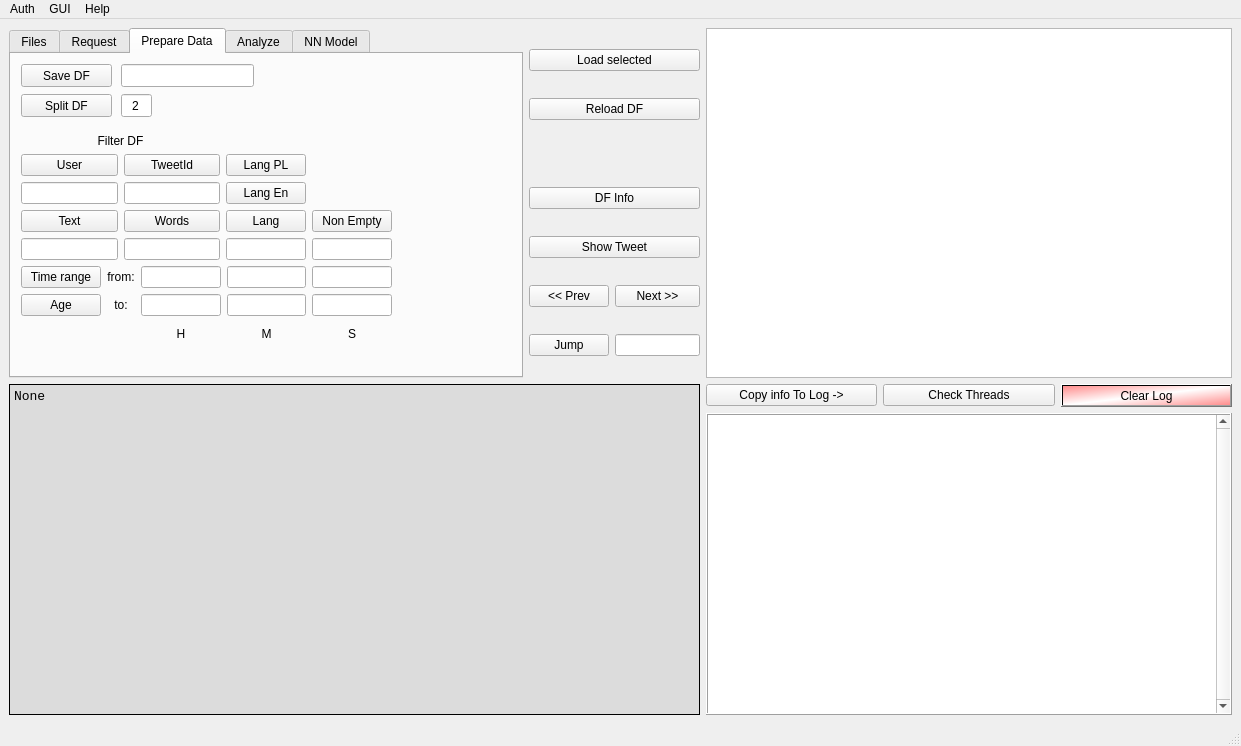
GrzegorzKrug/TwitterAnalyzer, file TwitterAnalyzer/GUI/GUI_QT.ui: the form before one commit.
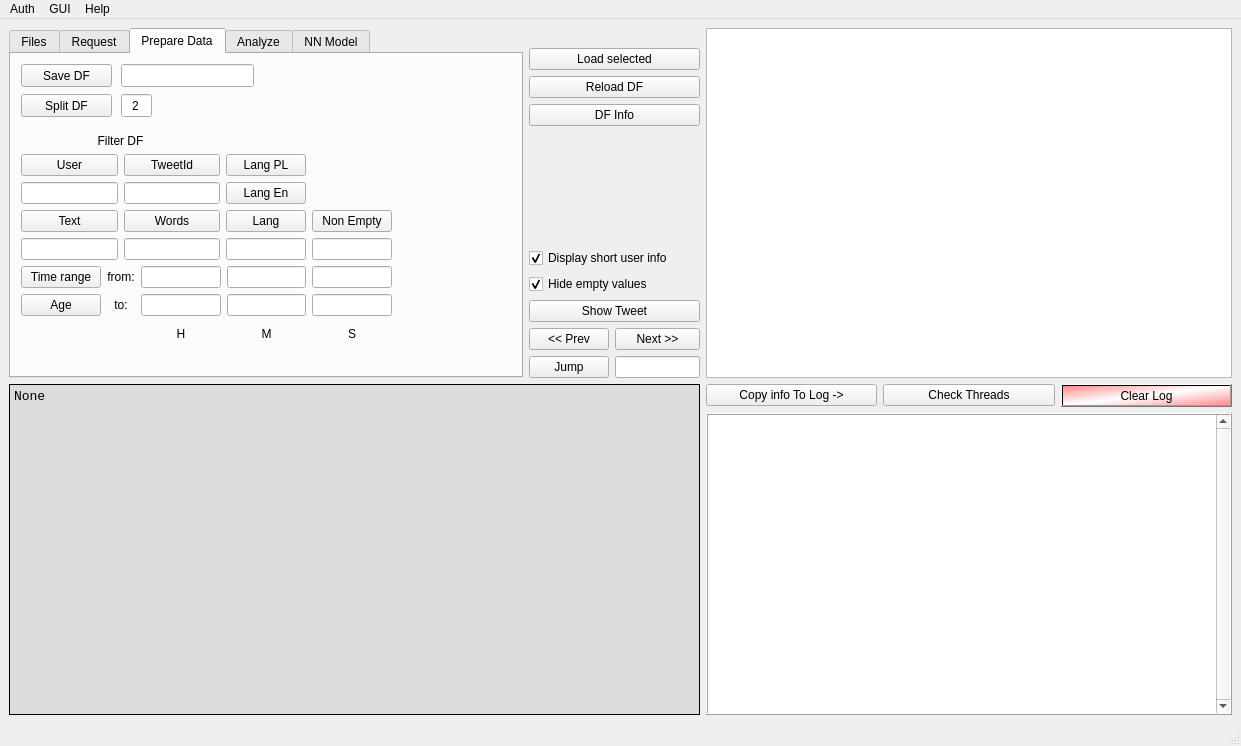
The form after the commit.

Diff of the .ui file:
```diff
--- a/TwitterAnalyzer/GUI/GUI_QT.ui
+++ b/TwitterAnalyzer/GUI/GUI_QT.ui
@@ -133,24 +133,53 @@
         <property name="sizeConstraint">
          <enum>QLayout::SetFixedSize</enum>
         </property>
-        <item row="7" column="1">
-         <widget class="QLineEdit" name="lineEdit_JumpToTweet">
+        <item row="11" column="1">
+         <widget class="QPushButton" name="pushButton_NextTweet">
           <property name="toolTip">
            <string>Input index for Jump button.</string>
           </property>
+          <property name="text">
+           <string>Next &gt;&gt;</string>
+          </property>
          </widget>
         </item>
-        <item row="5" column="0" colspan="2">
-         <widget class="QPushButton" name="pushButton_ShowTweet">
+        <item row="9" column="0" colspan="2">
+         <widget class="QCheckBox" name="checkBox_HideEmptyValues">
+          <property name="text">
+           <string>Hide empty values</string>
+          </property>
+          <property name="checked">
+           <bool>true</bool>
+          </property>
+         </widget>
+        </item>
+        <item row="2" column="0" colspan="2">
+         <widget class="QPushButton" name="pushButton_reload_DF">
           <property name="toolTip">
            <string>Show first Tweet from DF</string>
           </property>
           <property name="text">
-           <string>Show Tweet</string>
+           <string>Reload DF</string>
           </property>
          </widget>
         </item>
-        <item row="6" column="0">
+        <item row="4" column="0">
+         <spacer name="verticalSpacer">
+          <property name="orientation">
+           <enum>Qt::Vertical</enum>
+          </property>
+          <property name="sizeType">
+           <enum>QSizePolicy::Expanding</enum>
+          </property>
+          <property name="sizeHint" stdset="0">
+           <size>
+            <width>20</width>
+            <height>40</height>
+           </size>
+          </property>
+         </spacer>
+        </item>
+        <item row="11" column="0">
          <widget class="QPushButton" name="pushButton_PreviousTweet">
           <property name="toolTip">
            <string>Show previous Tweet from DF</string>
@@ -161,26 +190,49 @@
          </widget>
         </item>
         <item row="1" column="0" colspan="2">
-         <widget class="QPushButton" name="pushButton_reload_DF">
+         <widget class="QPushButton" name="pushButton_load_selected_csv_2">
           <property name="toolTip">
            <string>Reload DF from the same files again.</string>
           </property>
           <property name="text">
-           <string>Reload DF</string>
+           <string>Load selected</string>
           </property>
          </widget>
         </item>
-        <item row="6" column="1">
-         <widget class="QPushButton" name="pushButton_NextTweet">
+        <item row="8" column="0" colspan="2">
+         <widget class="QCheckBox" name="checkBox_DisplayShortUserinfo">
+          <property name="layoutDirection">
+           <enum>Qt::LeftToRight</enum>
+          </property>
+          <property name="autoFillBackground">
+           <bool>false</bool>
+          </property>
+          <property name="text">
+           <string>Display short user info</string>
+          </property>
+          <property name="checked">
+           <bool>true</bool>
+          </property>
+         </widget>
+        </item>
+        <item row="10" column="0" colspan="2">
+         <widget class="QPushButton" name="pushButton_ShowTweet">
           <property name="toolTip">
            <string>Show next Tweet from DF</string>
           </property>
           <property name="text">
-           <string>Next &gt;&gt;</string>
+           <string>Show Tweet</string>
           </property>
          </widget>
         </item>
-        <item row="7" column="0">
+        <item row="12" column="1">
+         <widget class="QLineEdit" name="lineEdit_JumpToTweet">
+          <property name="toolTip">
+           <string>Input index for Jump button.</string>
+          </property>
+         </widget>
+        </item>
+        <item row="12" column="0">
          <widget class="QPushButton" name="pushButton_JumpToTweet">
           <property name="toolTip">
            <string>Jumps to Tweet in DF, define index in box.</string>
@@ -190,6 +242,22 @@
           </property>
          </widget>
         </item>
+        <item row="0" column="0">
+         <spacer name="verticalSpacer_2">
+          <property name="orientation">
+           <enum>Qt::Vertical</enum>
+          </property>
+          <property name="sizeType">
+           <enum>QSizePolicy::Minimum</enum>
+          </property>
+          <property name="sizeHint" stdset="0">
+           <size>
+            <width>20</width>
+            <height>20</height>
+           </size>
+          </property>
+         </spacer>
+        </item>
         <item row="3" column="0" colspan="2">
          <widget class="QPushButton" name="pushButton_showTweets">
           <property name="toolTip">
@@ -203,32 +271,6 @@
           </property>
          </widget>
         </item>
-        <item row="0" column="0" colspan="2">
-         <widget class="QPushButton" name="pushButton_load_selected_csv_2">
-          <property name="toolTip">
-           <string>Loads files from tree.</string>
-          </property>
-          <property name="text">
-           <string>Load selected</string>
-          </property>
-         </widget>
-        </item>
-        <item row="2" column="0">
-         <spacer name="verticalSpacer">
-          <property name="orientation">
-           <enum>Qt::Vertical</enum>
-          </property>
-          <property name="sizeType">
-           <enum>QSizePolicy::Minimum</enum>
-          </property>
-          <property name="sizeHint" stdset="0">
-           <size>
-            <width>20</width>
-            <height>40</height>
-           </size>
-          </property>
-         </spacer>
-        </item>
        </layout>
       </item>
       <item row="0" column="0">
```
Left out of the diff: 8 changed lines with no effect on the pictures.
